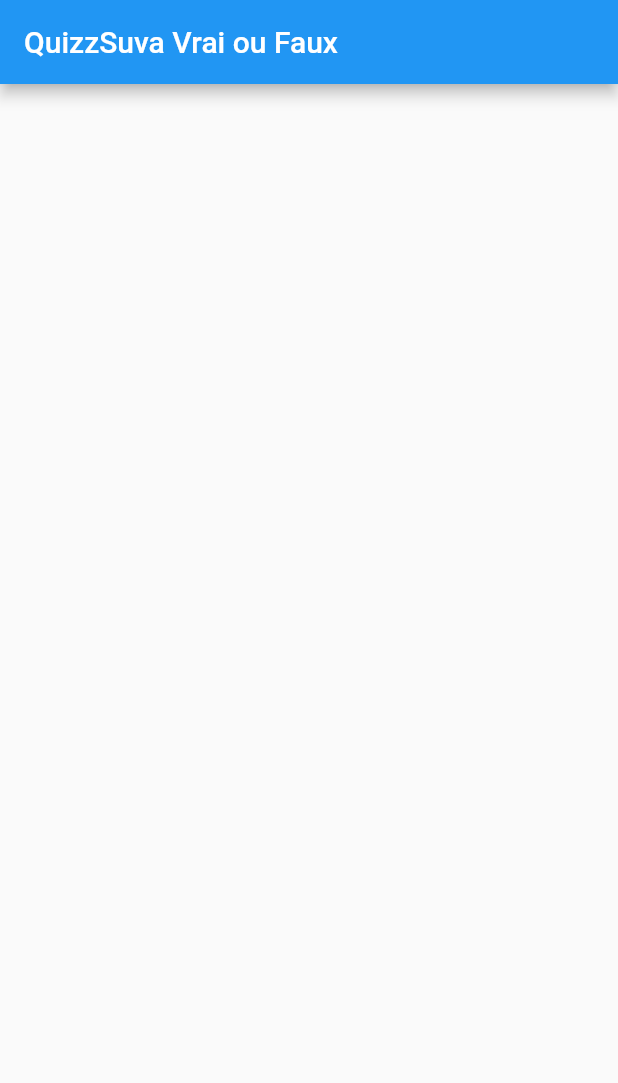
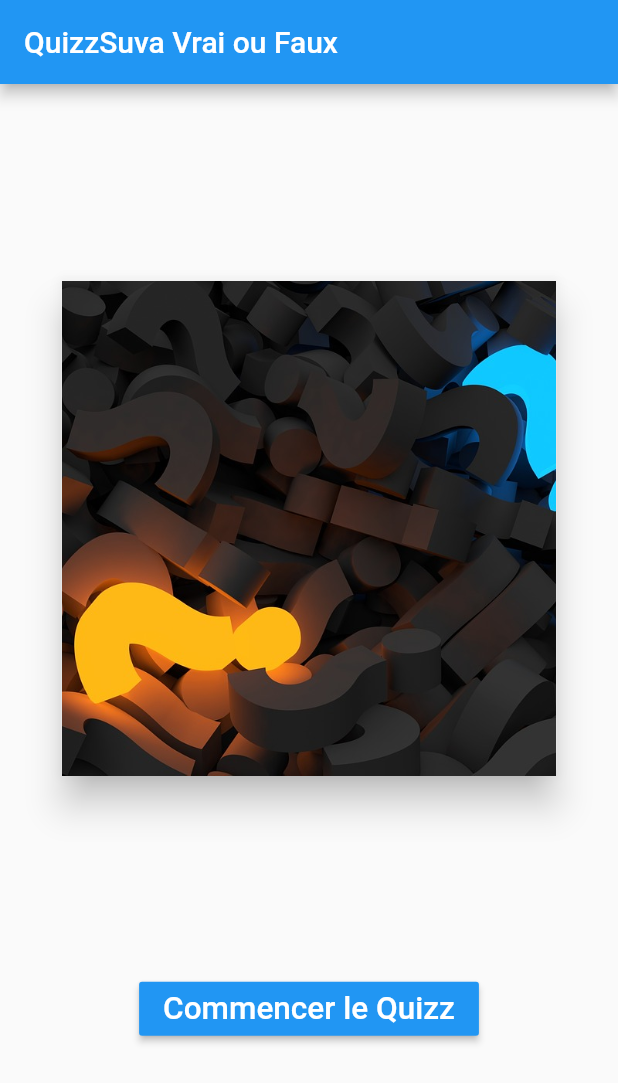
Before and after one commit to suvaAF/quizzsuva, a Flutter app: the screen it shows after launch, on a phone screen of 412 x 824 dp. Shown: the top 1083 px of the screen. Run offline on Flutter 3.47's test engine with Material 2 defaults, Android fonts, the phone set to English and light mode, and no system bars.

Commit message:
Update accueil et custom

```diff
--- a/lib/widgets/accueil.dart
+++ b/lib/widgets/accueil.dart
@@ -1,4 +1,5 @@
 import 'package:flutter/material.dart';
+import 'package:quizzsuva/widgets/custom_text.dart';
 
 class MyHomePage extends StatefulWidget {
   MyHomePage({Key key, this.title}) : super(key: key);
@@ -18,8 +19,25 @@ class _MyHomePageState extends State<MyHomePage> {
       ),
       body: Center(
         child: Column(
-          mainAxisAlignment: MainAxisAlignment.center,
+          mainAxisAlignment: MainAxisAlignment.spaceEvenly,
           children: <Widget>[
+            new Card(
+              elevation: 10.0,
+              child: new Container(
+                height: MediaQuery.of(context).size.width * 0.8,
+                width: MediaQuery.of(context).size.width * 0.8,
+                child: new Image.asset("quizz assets/cover.jpg",
+                    fit: BoxFit.cover,
+                ),
+              ),
+            ),
+            new RaisedButton(
+              color: Colors.blue,
+                onPressed: () {
+
+                },
+              child: new CustomText("Commencer le Quizz", factor: 1.5),
+            )
           ],
         ),
       ),
--- /dev/null
+++ b/lib/widgets/custom_text.dart
@@ -0,0 +1,12 @@
+import 'package:flutter/material.dart';
+
+class CustomText extends Text {
+
+  CustomText(String data, {color: Colors.white, textAlign: TextAlign.center, factor: 1.0}):
+      super(data,
+          textAlign: textAlign,
+          textScaleFactor: factor,
+          style: new TextStyle(color: color)
+      );
+
+}
```
